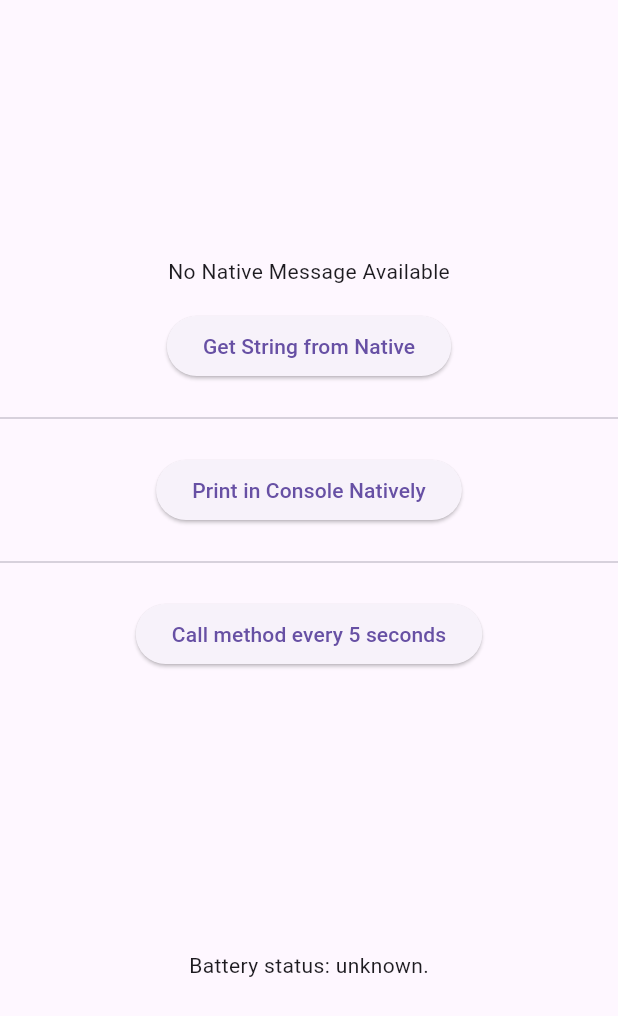
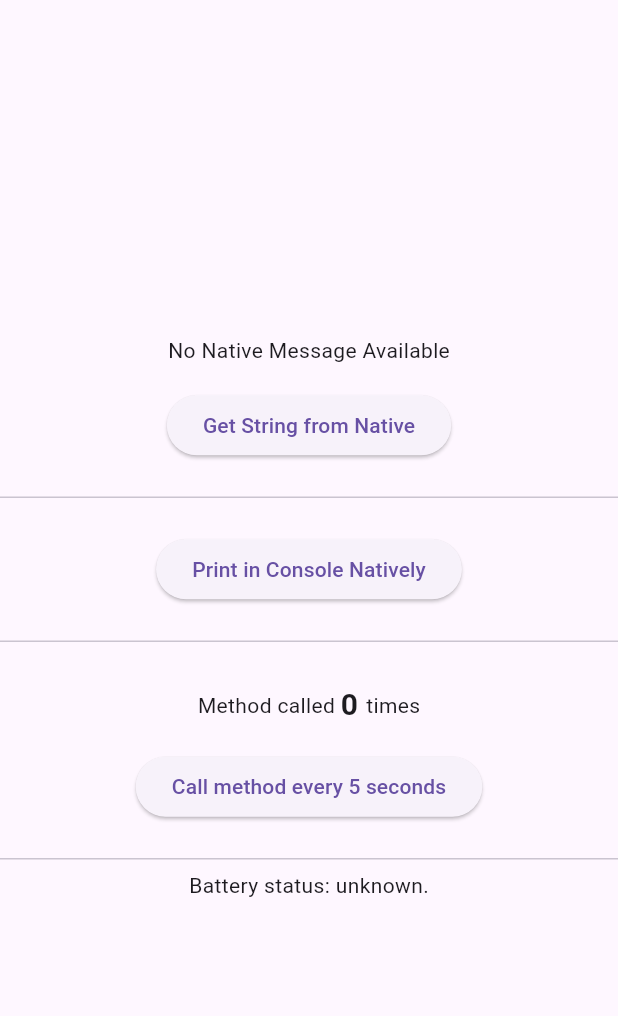
Before and after one commit to AshishAcharya083/ios-method-channel, a Flutter app: the screen it shows after launch, on a phone screen of 412 x 824 dp. Shown: the top 1016 px of the screen. Run offline on Flutter 3.47's test engine with Material 3 defaults, Android fonts, the phone set to English and light mode, and no system bars.

Commit message:
add commment in flutter file

```diff
--- a/lib/main.dart
+++ b/lib/main.dart
@@ -1,9 +1,6 @@
-// Copyright 2014 The Flutter Authors. All rights reserved.
-// Use of this source code is governed by a BSD-style license that can be
-// found in the LICENSE file.
-
 import 'dart:async';
 
+import 'package:flutter/foundation.dart';
 import 'package:flutter/material.dart';
 import 'package:flutter/services.dart';
 
@@ -15,55 +12,93 @@ class PlatformChannel extends StatefulWidget {
 }
 
 class _PlatformChannelState extends State<PlatformChannel> {
+  // EventChannel for receiving battery status updates from the native platform.
   static const EventChannel eventChannel =
-      EventChannel('samples.flutter.io/charging');
+  EventChannel('samples.flutter.io/charging');
 
+  // MethodChannel for sending a request to the native platform to get a string.
   final MethodChannel getStringMethodChannel =
-      const MethodChannel('method.channel.example/getString');
+  const MethodChannel('method.channel.example/getString');
+
+  // MethodChannel for invoking a void method on the native platform.
   final MethodChannel voidMethodChannel =
-      const MethodChannel('method.channel.example/voidMethod');
-  final MethodChannel timerChannel =
-      const MethodChannel('method.channel.example/timer');
+  const MethodChannel('method.channel.example/voidMethod');
 
   String _messageFromNative = 'No Native Message Available';
   String _chargingStatus = 'Battery status: unknown.';
+  Timer? _timer;
+  final ValueNotifier<int> _counterNotifier = ValueNotifier<int>(0);
+  bool _isTimerRunning = false;
 
+  // Fetches a string from the native platform using MethodChannel.
   Future<void> _getStringFromNative() async {
-    String returnedMEssage;
+    String returnedMessage;
     try {
+      // Invoking the method on the native platform and awaiting the response.
       final String? result =
-          await getStringMethodChannel.invokeMethod('getStringMethodChannel');
-      returnedMEssage = '$result';
+      await getStringMethodChannel.invokeMethod('getStringMethodChannel');
+      returnedMessage = '$result';
     } on PlatformException {
-      returnedMEssage = 'Failed to get String from native';
+      returnedMessage = 'Failed to get String from native';
     }
     setState(() {
-      _messageFromNative = returnedMEssage;
+      _messageFromNative = returnedMessage;
     });
   }
 
+  // Invokes a void method on the native platform that prints a message.
   Future<void> _printInConsoleNatively() async {
-    String returnedMEssage;
     try {
       await voidMethodChannel.invokeMethod('voidMethodChannel');
     } on PlatformException {
-      returnedMEssage = 'Failed to print';
+      // Handle exception if the method invocation fails.
     }
+  }
+
+  // Toggles the timer that periodically invokes a native method.
+  void _startOrStopTimer() {
+    if (_isTimerRunning) {
+      // If the timer is running, stop it and reset the counter.
+      _counterNotifier.value = 0;
+      _timer?.cancel();
+    } else {
+      // If the timer is not running, start it.
+      _timer = Timer.periodic(const Duration(seconds: 5), (timer) async {
+        print("Timer called");
+        _counterNotifier.value++;
+
+        // Invoke the native method every 5 seconds.
+        await _printInConsoleNatively();
+      });
+    }
+    setState(() {
+      _isTimerRunning = !_isTimerRunning;
+    });
   }
 
   @override
   void initState() {
     super.initState();
+    // Listen for battery status updates from the native platform via EventChannel.
     eventChannel.receiveBroadcastStream().listen(_onEvent, onError: _onError);
   }
 
+  @override
+  void dispose() {
+    // Cancel the timer when the widget is disposed to prevent memory leaks.
+    _timer?.cancel();
+    super.dispose();
+  }
+
+  // Handles battery status updates from the native platform.
   void _onEvent(Object? event) {
     setState(() {
       _chargingStatus =
-          "Battery status: ${event == 'charging' ? '' : 'dis'}charging.";
+      "Battery status: ${event == 'charging' ? '' : 'dis'}charging.";
     });
   }
 
+  // Handles errors when listening for battery status updates.
   void _onError(Object error) {
     setState(() {
       _chargingStatus = 'Battery status: unknown.';
@@ -74,10 +109,10 @@ class _PlatformChannelState extends State<PlatformChannel> {
   Widget build(BuildContext context) {
     return Material(
       child: Column(
-        mainAxisAlignment: MainAxisAlignment.spaceEvenly,
+        mainAxisAlignment: MainAxisAlignment.spaceAround,
         children: <Widget>[
           Column(
-            mainAxisAlignment: MainAxisAlignment.center,
+            mainAxisAlignment: MainAxisAlignment.spaceAround,
             children: <Widget>[
               Text(_messageFromNative, key: const Key('msg')),
               Padding(
@@ -87,7 +122,7 @@ class _PlatformChannelState extends State<PlatformChannel> {
                   child: const Text('Get String from Native'),
                 ),
               ),
-              Divider(),
+              const Divider(),
               Padding(
                 padding: const EdgeInsets.all(16.0),
                 child: ElevatedButton(
@@ -95,17 +130,44 @@ class _PlatformChannelState extends State<PlatformChannel> {
                   child: const Text('Print in Console Natively'),
                 ),
               ),
-              Divider(),
+              const Divider(),
+              const SizedBox(
+                height: 20,
+              ),
+              // Display how many times the method has been called.
+              ValueListenableBuilder<int>(
+                valueListenable: _counterNotifier,
+                builder: (BuildContext context, int value, Widget? child) {
+                  return Row(
+                    mainAxisAlignment: MainAxisAlignment.center,
+                    children: [
+                      const Text('Method called '),
+                      Text('$value ',
+                          style: const TextStyle(
+                            fontWeight: FontWeight.bold,
+                            fontSize: 20,
+                          )),
+                      const Text('times'),
+                    ],
+                  );
+                },
+              ),
               Padding(
                 padding: const EdgeInsets.all(16.0),
                 child: ElevatedButton(
-                  onPressed: _printInConsoleNatively,
-                  child: const Text('Call method every 5 seconds'),
+                  onPressed: _startOrStopTimer,
+                  style: ElevatedButton.styleFrom(
+                    backgroundColor:
+                    _isTimerRunning ? Colors.red : null, // Button color changes based on timer state.
+                  ),
+                  child: Text(
+                      _isTimerRunning ? 'Stop' : 'Call method every 5 seconds'),
                 ),
               ),
+              const Divider(),
+              Text(_chargingStatus),
             ],
           ),
-          Text(_chargingStatus),
         ],
       ),
     );
```
